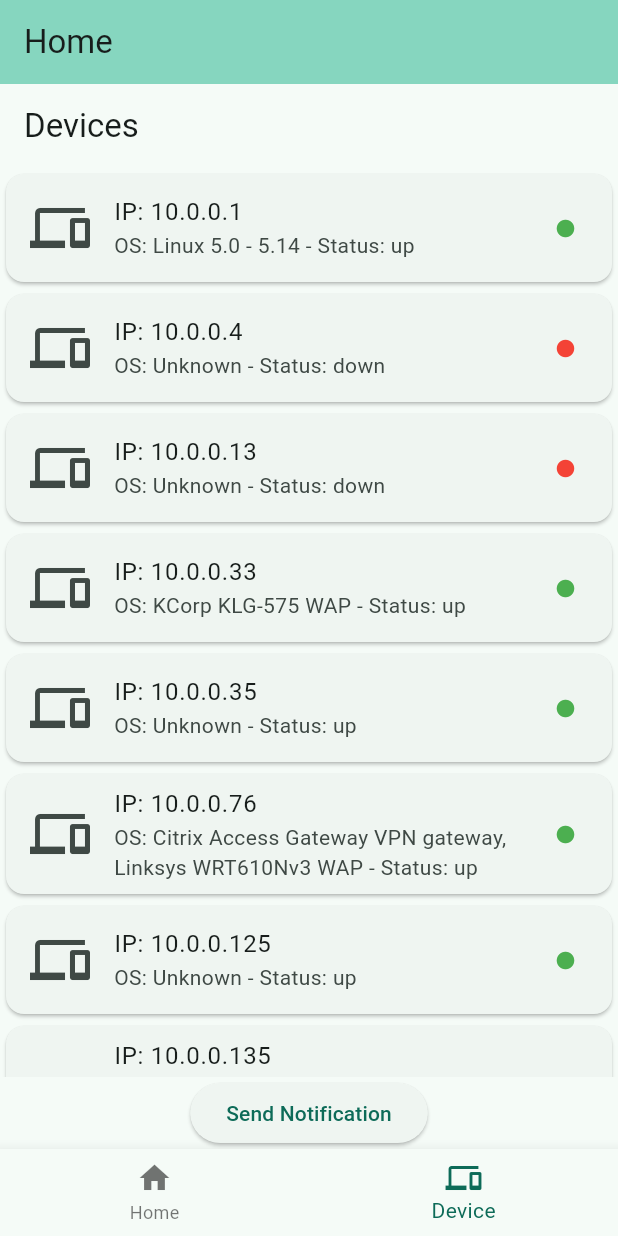
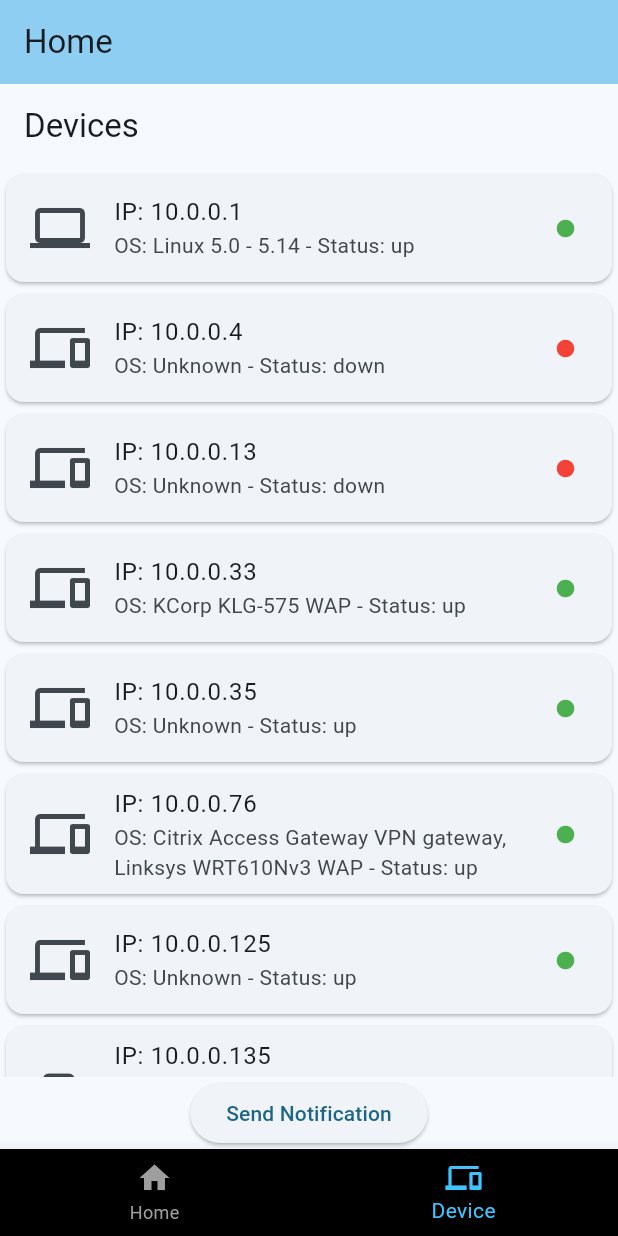
Before and after one commit to Senior-Project-Wi-Eye/wieye_app, a Flutter app: the HomeScreen screen opened directly, item 2 of the bottom bar chosen, after a tap on "Send Notification", on a phone screen of 412 x 824 dp. Run offline on Flutter 3.47's test engine with Material 3 defaults, Android fonts, the phone set to English and light mode, and no system bars; our stand-ins replace flutter_local_notifications.

Commit message:
Window Notification is online and device details

```diff
--- a/lib/device_screen.dart
+++ b/lib/device_screen.dart
@@ -3,30 +3,30 @@
 import 'package:flutter/services.dart'; // To use rootBundle for loading assets
 
 class DeviceScreen extends StatefulWidget {
-  const DeviceScreen({super.key});
+  const DeviceScreen({super.key, required this.title});
+  final String title;
 
   @override
   _DeviceScreenState createState() => _DeviceScreenState();
 }
 
 class _DeviceScreenState extends State<DeviceScreen> {
-  List<Map<String, String>> devices = [];
+  List<Map<String, dynamic>> devices = [];
 
   // Assign icons to devices based on the OS
   IconData getDeviceIcon(String type) {
-    switch (type) {
-      case "smartphone":
-        return Icons.smartphone;
-      case "monitor":
-        return Icons.monitor;
-      case "laptop":
-        return Icons.laptop;
-      case "tablet":
-        return Icons.tablet;
-      case "unknown":
-        return Icons.device_unknown;
-      default:
-        return Icons.devices;
+    if (type.toLowerCase().contains('windows')) {
+      return Icons.laptop_windows;
+    } else if (type.toLowerCase().contains('android')) {
+      return Icons.phone_android;
+    } else if (type.toLowerCase().contains('ios') || type.toLowerCase().contains('apple')) {
+      return Icons.phone_iphone;
+    } else if (type.toLowerCase().contains('linux')) {
+      return Icons.laptop;
+    } else if (type.toLowerCase().contains('mac')) {
+      return Icons.desktop_mac;
+    } else {
+      return Icons.devices;
     }
   }
 
@@ -42,8 +42,13 @@
     final osJson = json.decode(osData);
     final List osHosts = osJson['hosts'];
 
-    // Merge IP and OS results
-    List<Map<String, String>> devicesList = [];
+    // Load detailed result from 'lib' directory
+    final detailData = await rootBundle.loadString('lib/DetailedResult.json');
+    final detailJson = json.decode(detailData);
+    final List detailHosts = detailJson['hosts'];
+
+    // Merge IP, OS, and Detail results
+    List<Map<String, dynamic>> devicesList = [];
     for (var ipHost in ipHosts) {
       String ip = ipHost['host'];
       String status = ipHost['status'];
@@ -55,10 +60,21 @@
       );
       String os = osHost['os'] ?? 'Unknown';
 
+      // Find detailed data for the matching IP
+      var detailHost = detailHosts.firstWhere(
+            (detail) => detail['host'] == ip,
+        orElse: () => {'ports': [], 'services': []},
+      );
+
+      List ports = detailHost['ports'] ?? [];
+      List services = detailHost['services'] ?? [];
+
       devicesList.add({
         "ip": ip,
         "status": status,
         "os": os,
+        "ports": ports,
+        "services": services,
       });
     }
 
@@ -73,10 +89,56 @@
     loadData();
   }
 
+  void _showDetailDialog(BuildContext context, Map<String, dynamic> device) {
+    showDialog(
+      context: context,
+      builder: (BuildContext context) {
+        return AlertDialog(
+          title: Text('Device Details: ${device['ip']}'),
+          content: SingleChildScrollView(
+            child: Column(
+              crossAxisAlignment: CrossAxisAlignment.start,
+              mainAxisSize: MainAxisSize.min,
+              children: [
+                Text('OS: ${device['os']}', style: const TextStyle(fontWeight: FontWeight.bold)),
+                const SizedBox(height: 8),
+
+                if (device['ports'].isNotEmpty) ...[
+                  const Text('Ports:', style: TextStyle(fontWeight: FontWeight.bold)),
+                  const SizedBox(height: 4),
+                  ...device['ports'].map<Widget>((port) => Padding(
+                    padding: const EdgeInsets.only(left: 8.0, bottom: 4.0),
+                    child: Text('• $port'),
+                  )).toList(),
+                  const SizedBox(height: 8),
+                ],
+
+                if (device['services'].isNotEmpty) ...[
+                  const Text('Services:', style: TextStyle(fontWeight: FontWeight.bold)),
+                  const SizedBox(height: 4),
+                  ...device['services'].map<Widget>((service) => Padding(
+                    padding: const EdgeInsets.only(left: 8.0, bottom: 4.0),
+                    child: Text('• $service'),
+                  )).toList(),
+                ],
+              ],
+            ),
+          ),
+          actions: [
+            TextButton(
+              onPressed: () => Navigator.of(context).pop(),
+              child: const Text('Close'),
+            ),
+          ],
+        );
+      },
+    );
+  }
+
   @override
   Widget build(BuildContext context) {
     return Scaffold(
-      appBar: AppBar(title: const Text("Devices")),
+      appBar: AppBar(title: Text(widget.title)),
       body: devices.isEmpty
           ? const Center(child: CircularProgressIndicator())
           : ListView.builder(
@@ -84,14 +146,15 @@
         itemBuilder: (context, index) {
           var device = devices[index];
           // Determine the color based on the device status
-          Color statusColor = device['status'] == 'up' ? Colors.green : Colors.red;
+          Color statusColor = device['status'].toString().toLowerCase() == 'up' ? Colors.green : Colors.red;
 
           return Card(
             child: ListTile(
               leading: Icon(getDeviceIcon(device["os"] ?? 'unknown'), size: 40),
               title: Text("IP: ${device['ip']}"),
               subtitle: Text("OS: ${device['os']} - Status: ${device['status']}"),
-              trailing: Icon(Icons.circle, color: statusColor, size: 14), // Change color based on status
+              trailing: Icon(Icons.circle, color: statusColor, size: 14),
+              onTap: () => _showDetailDialog(context, device),
             ),
           );
         },
--- a/lib/home_screen.dart
+++ b/lib/home_screen.dart
@@ -1,4 +1,5 @@
 import 'package:flutter/material.dart';
+import 'main.dart';
 import 'noti_service.dart';
 import 'device_screen.dart';
 
@@ -22,15 +23,18 @@
   // List of screen
   static final List<Widget> _screens = <Widget>[
     const Center(child: Text('Home Screen')),
-    const DeviceScreen(),
+    const DeviceScreen(title: "Devices"),
   ];
 
   @override
   void initState() {
     super.initState();
-    WidgetsFlutterBinding.ensureInitialized();
-    NotiService().initNotification();
+    // Set context after the first build
+    WidgetsBinding.instance.addPostFrameCallback((_) {
+      globalNotiService.setContext(context);
+    });
   }
+
   @override
   Widget build(BuildContext context) {
     return Scaffold(
@@ -50,9 +54,9 @@
               onPressed: () async {
                 // Wait for initialization to complete before showing notification
                 if (NotiService().isInitialized) {
-                  await NotiService().showNotification(
+                  globalNotiService.showNotification(
                     title: "Wi-Eye",
-                    body: "Body",
+                    body: "Warning Malware Detected!",
                   );
                 } else {
                   print("Notification plugin not initialized yet!");
@@ -76,6 +80,10 @@
             label: 'Device',
           ),
         ],
+        backgroundColor: Colors.black, // Set background color to black
+        selectedItemColor: Colors.lightBlueAccent, // Set selected item color to white
+        unselectedItemColor: Colors.grey, // Set unselected item color to grey
+        type: BottomNavigationBarType.fixed, // Ensure the background color is applied
       ),
     );
   }
--- a/lib/noti_service.dart
+++ b/lib/noti_service.dart
@@ -1,10 +1,17 @@
 import 'package:flutter_local_notifications/flutter_local_notifications.dart';
+import 'dart:io' show Platform;
+import 'package:flutter/material.dart';
 
 class NotiService {
   final notificationsPlugin = FlutterLocalNotificationsPlugin();
   static final NotiService _instance = NotiService._internal();
   bool _isInitialized = false;
   bool get isInitialized => _isInitialized;
+
+  BuildContext? _context;
+  void setContext(BuildContext context) {
+    _context = context;
+  }
 
   factory NotiService() {
     return _instance;
@@ -16,19 +23,18 @@
   Future<void> initNotification() async {
     if (_isInitialized) return; // prevent re-initalization
 
+    if (Platform.isAndroid) {
       // prepare android init settings
-    const initSettingsAndroid =
-      AndroidInitializationSettings('@mipmap/android_logo');
-   // const initSettingsWindows = WindowsInitializationSettings();
+      const initSettingsAndroid = AndroidInitializationSettings('@mipmap/ic_launcher');
 
       // inti settings
-    const intiSettings = InitializationSettings(
+      const initSettings = InitializationSettings(
         android: initSettingsAndroid,
-       // windows: initSettingsWindows,
       );
 
       // initizalize the  plugin!
-    await notificationsPlugin.initialize(intiSettings);
+      await notificationsPlugin.initialize(initSettings);
+    }
 
     _isInitialized = true;  // Mark as initialized
   }
@@ -53,17 +59,47 @@
     String? body,
   }) async {
     if (!_isInitialized) {
-      print('Notification plugin not initialized yet!');
-      await initNotification();  // Try to initialize if not done
+      await initNotification();
     }
 
-    return notificationsPlugin.show(
-      id,
+    if (Platform.isAndroid) {
+      // Android notification
+      const androidDetails = AndroidNotificationDetails(
+        'network_channel_id',
+        'Network Notifications',
+        channelDescription: 'Network Notifications Channel',
+        importance: Importance.max,
+        priority: Priority.high,
+      );
+
+      const details = NotificationDetails(android: androidDetails);
+
+      return notificationsPlugin.show(id, title, body, details);
+    }
+    else if (Platform.isWindows && _context != null) {
+      // Windows fallback - show a snackbar or dialog
+      ScaffoldMessenger.of(_context!).showSnackBar(
+        SnackBar(
+          content: Column(
+            mainAxisSize: MainAxisSize.min,
+            crossAxisAlignment: CrossAxisAlignment.start,
+            children: [
+              if (title != null)
+                Text(
                   title,
-      body,
-      notificationDetails(),
+                  style: const TextStyle(fontWeight: FontWeight.bold),
+                ),
+              if (body != null)
+                Text(body),
+            ],
+          ),
+          duration: const Duration(seconds: 5),
+          action: SnackBarAction(
+            label: 'Dismiss',
+            onPressed: () {},
+          ),
+        ),
       );
     }
-// ON NOTi TAP
-
   }
+}
```
Also changed, not shown: lib/main.dart (+8 -4 lines), 3 other files. Lines whose indentation alone changed are shown as unchanged.
